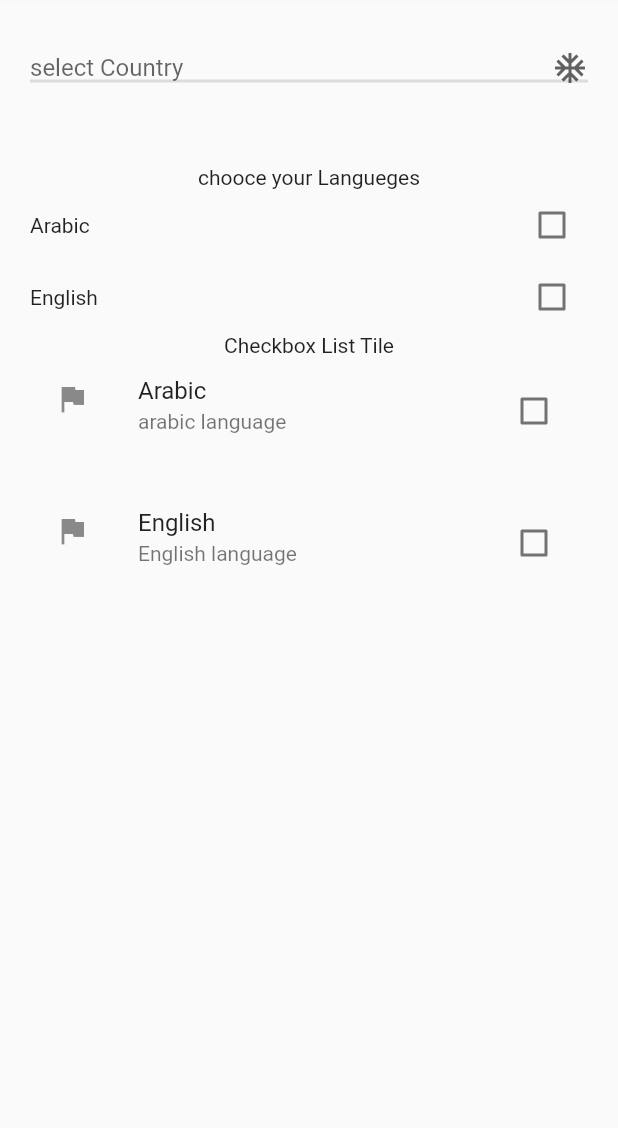
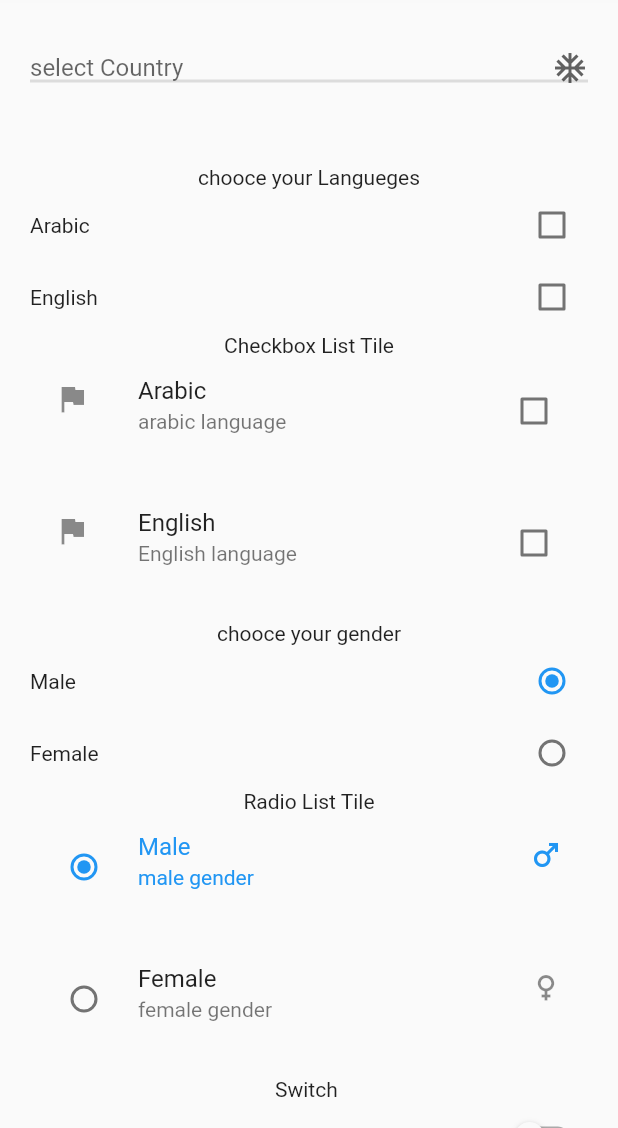
Before and after one commit to OsamaAlmamri/LearnFlutter, a Flutter app: the Dropdown screen opened by its route, on a phone screen of 412 x 824 dp, the part 108-1236 px from its top. Run offline on Flutter 3.47's test engine with Material 2 defaults, Android fonts, the light colour scheme and no system bars.

Commit message:
Radio , switch

```diff
--- a/lib/Dropdown.dart
+++ b/lib/Dropdown.dart
@@ -10,7 +10,8 @@ const Dropdown({ Key? key }) : super(key: key);
 
 class _DropdownState extends State<Dropdown> {
   var seletedCountry;
-  var ar_lang=false, en_lang=false;
+  var gender="male";
+  bool ar_lang=false, en_lang=false,id_dark=false;
   @override
   Widget build(BuildContext context){
     return  Scaffold(
@@ -95,7 +96,81 @@ setState(() {
                        en_lang=val!;
                 });
               }),
-            ],))
+                 Text("chooce your gender"),
+              Row(
+                  mainAxisAlignment: MainAxisAlignment.spaceBetween,
+                children: [
+                Text("Male"),
+                Radio(value: "male",
+                groupValue: gender,
+                onChanged: (val){
+                  setState(() {
+                    gender=val!;
+                  });
+                })
+              ],),
+               Row(
+                mainAxisAlignment: MainAxisAlignment.spaceBetween,
+                children: [
+                Text("Female"),
+                Radio(value: "female",groupValue:gender, onChanged: (val){
+                  setState(() {
+                    gender=val!;
+                  });
+                })
+              ],),
+
+  Text("Radio List Tile"),
+              RadioListTile( value: "male",
+              groupValue: gender,
+              title: Text("Male"),
+              subtitle:Text( "male gender"),
+              secondary: Icon(Icons.male),
+                selected: gender=="male",
+              isThreeLine: true,
+              onChanged: (val){
+                setState(() {
+                       gender=val!;
+                });
+              }),
+              RadioListTile( value: "female",
+              groupValue: gender,
+              title: Text("Female"),
+              subtitle:Text( "female gender"),
+              secondary: Icon(Icons.female),
+                selected: gender=="female",
+              isThreeLine: true,
+              onChanged: (val){
+                setState(() {
+                       gender=val!;
+                });
+              }),
+
+              Text("Switch "),
+               Row(
+                mainAxisAlignment: MainAxisAlignment.spaceBetween,
+                children: [
+                Text("Dark Mode"),
+                Switch(value: id_dark, onChanged: (val)=>{
+                setState(() {
+                       id_dark=val!;
+                })
+                },),
+
+              ],),
+              SwitchListTile(value: id_dark,
+              title:   Text("Dark Mode"),
+              secondary: Icon(Icons.dark_mode,color: id_dark?Colors.yellow:Colors.black,),
+
+
+
+              onChanged: (val)=>{
+                setState(() {
+                       id_dark=val!;
+                })
+                },),
+
+            ],)),
 
 
       ])],),
```
